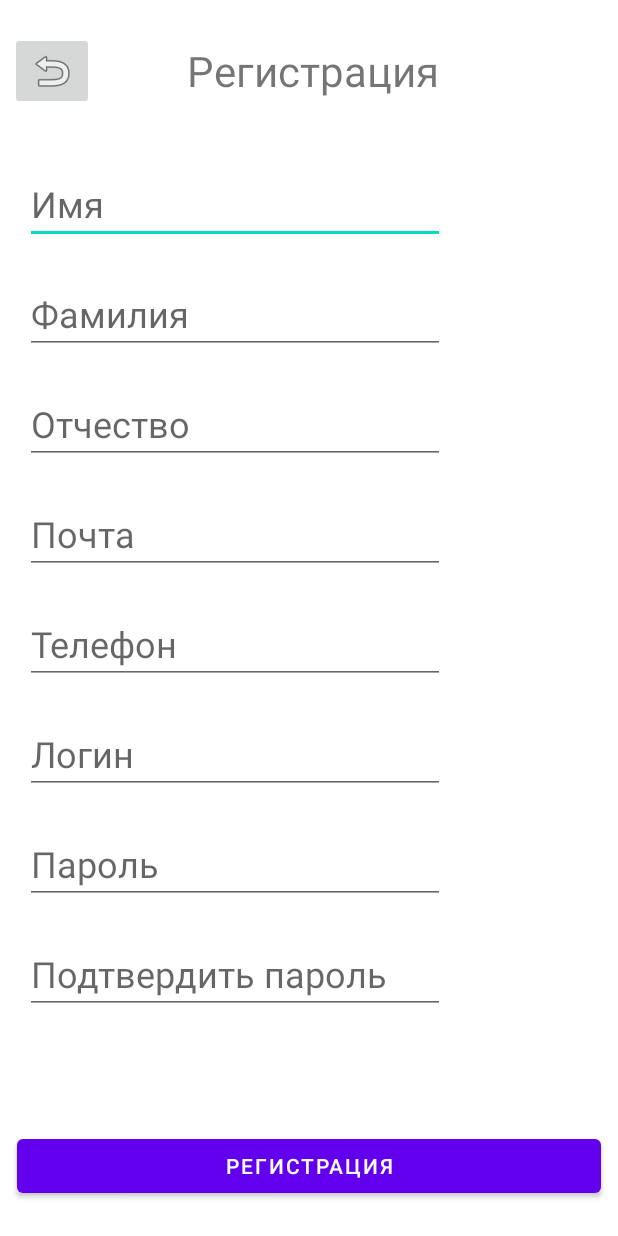
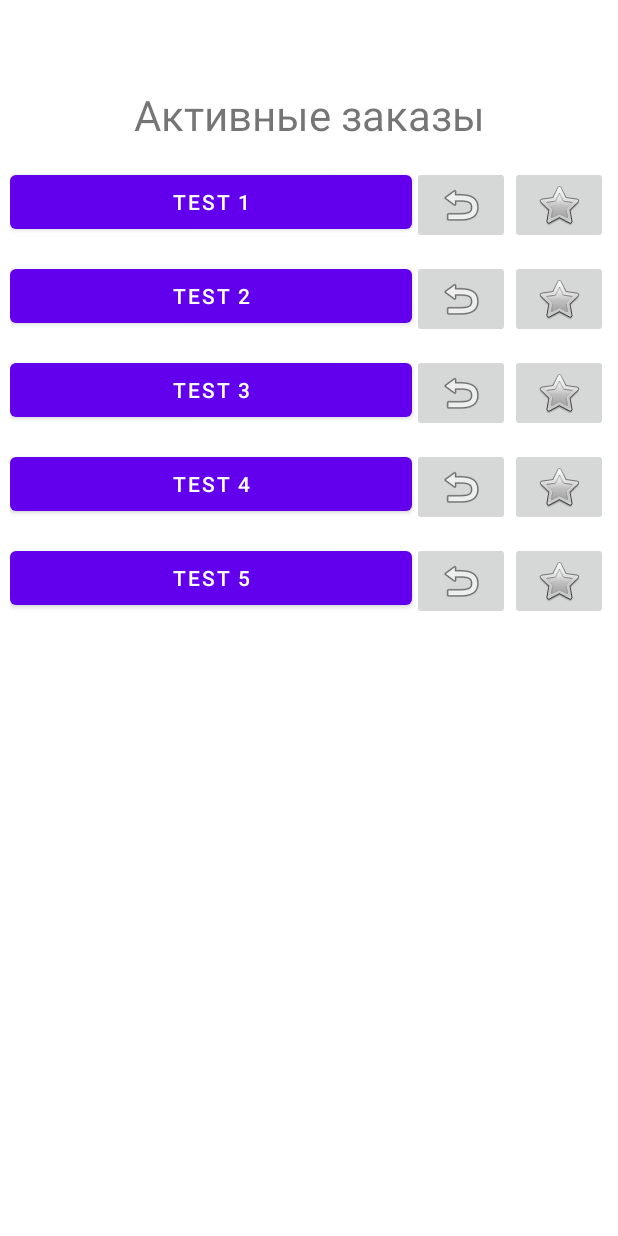
Before and after one commit to andrewBredihin/OrderManagementSystem, an Android app: the screen it shows after launch (LoginActivity before the commit, ActiveOrdersActivity after it), on a phone screen of 412 x 824 dp. Run offline under Robolectric (Android 15) with nearby library versions, the phone set to English and light mode, and no system bars; our stand-ins replace Room's generated code.

Commit message:
Добавил страницу активных заказов с адаптером

```diff
--- a/app/src/main/AndroidManifest.xml
+++ b/app/src/main/AndroidManifest.xml
@@ -10,7 +10,7 @@
         android:supportsRtl="true"
         android:theme="@style/Theme.OrderManagementSystem">
         <activity
-            android:name=".activity.LoginActivity"
+            android:name=".activity.ActiveOrdersActivity"
             android:exported="true"
             android:label="@string/app_name"
             android:theme="@style/Theme.OrderManagementSystem.NoActionBar">
--- a/app/src/main/java/com/bav/ordermanagementsystem/activity/LoginActivity.java
+++ b/app/src/main/java/com/bav/ordermanagementsystem/activity/ActiveOrdersActivity.java
@@ -6,11 +6,11 @@ import androidx.appcompat.app.AppCompatActivity;
 
 import com.bav.ordermanagementsystem.R;
 
-public class LoginActivity extends AppCompatActivity {
+public class ActiveOrdersActivity extends AppCompatActivity {
 
     @Override
     protected void onCreate(Bundle savedInstanceState) {
         super.onCreate(savedInstanceState);
-        setContentView(R.layout.registration_activity);
+        setContentView(R.layout.activity_active_orders);
     }
 }
--- /dev/null
+++ b/app/src/main/java/com/bav/ordermanagementsystem/adapter/ActiveOrdersAdapter.java
@@ -0,0 +1,44 @@
+package com.bav.ordermanagementsystem.adapter;
+
+import android.content.Context;
+import android.view.LayoutInflater;
+import android.view.View;
+import android.view.ViewGroup;
+
+import androidx.annotation.NonNull;
+import androidx.recyclerview.widget.RecyclerView;
+
+import com.bav.ordermanagementsystem.entity.Order;
+import com.bav.ordermanagementsystem.entity.OrderItem;
+
+import java.util.List;
+
+public class ActiveOrdersAdapter extends RecyclerView.Adapter<ActiveOrdersViewHolder> {
+
+    private final LayoutInflater inflater;
+    private final List<Order> items;
+    private final int layout;
+
+    public ActiveOrdersAdapter(Context context, List<Order> items, int layout){
+        this.inflater = LayoutInflater.from(context);
+        this.items = items;
+        this.layout = layout;
+    }
+
+    @NonNull
+    @Override
+    public ActiveOrdersViewHolder onCreateViewHolder(@NonNull ViewGroup parent, int viewType) {
+        View view = inflater.inflate(layout, parent, false);
+        return new ActiveOrdersViewHolder(view);
+    }
+
+    @Override
+    public void onBindViewHolder(ActiveOrdersViewHolder holder, int position) {
+        holder.setOrder(items.get(position));
+    }
+
+    @Override
+    public int getItemCount() {
+        return items.size();
+    }
+}
--- /dev/null
+++ b/app/src/main/java/com/bav/ordermanagementsystem/adapter/ActiveOrdersViewHolder.java
@@ -0,0 +1,27 @@
+package com.bav.ordermanagementsystem.adapter;
+
+import android.view.View;
+import android.widget.Button;
+import android.widget.ImageButton;
+
+import androidx.recyclerview.widget.RecyclerView;
+
+import com.bav.ordermanagementsystem.R;
+import com.bav.ordermanagementsystem.entity.Order;
+
+public class ActiveOrdersViewHolder extends RecyclerView.ViewHolder implements RecyclerViewHolderInterface{
+    final Button itemTitle;
+    final ImageButton backButton, completeButton;
+
+    public ActiveOrdersViewHolder(View view) {
+        super(view);
+        itemTitle = view.findViewById(R.id.activeOrdersOrderButton);
+        backButton = view.findViewById(R.id.activeOrdersOrderBack);
+        completeButton = view.findViewById(R.id.activeOrdersOrderComplete);
+    }
+
+    @Override
+    public void setOrder(Order item) {
+        itemTitle.setText(item.getTitle());
+    }
+}
--- /dev/null
+++ b/app/src/main/java/com/bav/ordermanagementsystem/adapter/RecyclerViewHolderInterface.java
@@ -0,0 +1,8 @@
+package com.bav.ordermanagementsystem.adapter;
+
+import com.bav.ordermanagementsystem.entity.Order;
+
+public interface RecyclerViewHolderInterface {
+
+    void setOrder(Order item);
+}
--- a/app/src/main/java/com/bav/ordermanagementsystem/entity/Order.java
+++ b/app/src/main/java/com/bav/ordermanagementsystem/entity/Order.java
@@ -41,6 +41,10 @@ public class Order {
 
 
     public Order(){}
+
+    public Order(String title){
+        this.title = title;
+    }
 
     public Long getId() {
         return id;
--- /dev/null
+++ b/app/src/main/java/com/bav/ordermanagementsystem/fragment/ActiveOrdersFragment.java
@@ -0,0 +1,66 @@
+package com.bav.ordermanagementsystem.fragment;
+
+import android.os.AsyncTask;
+import android.os.Bundle;
+import android.view.View;
+
+import androidx.annotation.NonNull;
+import androidx.annotation.Nullable;
+import androidx.fragment.app.Fragment;
+import androidx.recyclerview.widget.RecyclerView;
+
+import com.bav.ordermanagementsystem.R;
+import com.bav.ordermanagementsystem.adapter.ActiveOrdersAdapter;
+import com.bav.ordermanagementsystem.db.DatabaseClient;
+import com.bav.ordermanagementsystem.entity.Order;
+import com.bav.ordermanagementsystem.service.UserService;
+
+import java.util.ArrayList;
+import java.util.List;
+
+public class ActiveOrdersFragment extends Fragment {
+
+    private View view;
+
+    public ActiveOrdersFragment(){
+        super(R.layout.fragment_active_orders_main);
+    }
+
+    @Override
+    public void onViewCreated(@NonNull View view, @Nullable Bundle savedInstanceState) {
+        super.onViewCreated(view, savedInstanceState);
+        this.view = view;
+
+        //TEST
+        RecyclerView recyclerView = view.findViewById(R.id.activeOrdersList);
+        List<Order> orders = new ArrayList<>();
+        orders.add(new Order("Test 1"));
+        orders.add(new Order("Test 2"));
+        orders.add(new Order("Test 3"));
+        orders.add(new Order("Test 4"));
+        orders.add(new Order("Test 5"));
+        ActiveOrdersAdapter adapter = new ActiveOrdersAdapter(view.getContext(), orders, R.layout.fragment_active_orders_order);
+        recyclerView.setAdapter(adapter);
+        //TEST
+
+        /*GetOrdersTask task = new GetOrdersTask();
+        task.execute();*/
+    }
+
+    class GetOrdersTask extends AsyncTask<Void, Void, List<Order>> {
+
+        @Override
+        protected List<Order> doInBackground(Void... voids) {
+            Long employeeId = UserService.getInstance(getContext()).getUser().getId();
+            return DatabaseClient.getInstance(getContext()).getAppDatabase().orderDao().getByEmployeeIdAndStatusId(employeeId, 0l).getValue();
+        }
+
+        @Override
+        protected void onPostExecute(List<Order> orders) {
+            super.onPostExecute(orders);
+            RecyclerView recyclerView = view.findViewById(R.id.activeOrdersList);
+            ActiveOrdersAdapter adapter = new ActiveOrdersAdapter(view.getContext(), orders, R.layout.fragment_active_orders_order);
+            recyclerView.setAdapter(adapter);
+        }
+    }
+}
--- /dev/null
+++ b/app/src/main/java/com/bav/ordermanagementsystem/fragment/ActiveOrdersHeaderFragment.java
@@ -0,0 +1,12 @@
+package com.bav.ordermanagementsystem.fragment;
+
+import androidx.fragment.app.Fragment;
+
+import com.bav.ordermanagementsystem.R;
+
+public class ActiveOrdersHeaderFragment extends Fragment {
+
+    public ActiveOrdersHeaderFragment(){
+        super(R.layout.fragment_active_orders_header);
+    }
+}
--- a/app/src/main/java/com/bav/ordermanagementsystem/fragment/RegistrationFragment.java
+++ b/app/src/main/java/com/bav/ordermanagementsystem/fragment/RegistrationFragment.java
@@ -7,6 +7,6 @@ import com.bav.ordermanagementsystem.R;
 public class RegistrationFragment extends Fragment {
 
     public RegistrationFragment(){
-        super(R.layout.registration_fragment);
+        super(R.layout.fragment_registration);
     }
 }
--- a/app/src/main/java/com/bav/ordermanagementsystem/service/UserDetails.java
+++ b/app/src/main/java/com/bav/ordermanagementsystem/service/UserDetails.java
@@ -14,4 +14,6 @@ public interface UserDetails extends Serializable {
 
     String getRole();
 
+    Long getId();
+
 }
--- a/app/src/main/java/com/bav/ordermanagementsystem/service/UserService.java
+++ b/app/src/main/java/com/bav/ordermanagementsystem/service/UserService.java
@@ -9,6 +9,8 @@ public class UserService implements UserDetailsService {
     private Context mCtx;
     private static UserService mInstance;
     private DatabaseClient client;
+
+    private UserDetails user;
 
 
     private UserService(Context mCtx) {
@@ -47,4 +49,12 @@ public class UserService implements UserDetailsService {
         //Прописать взаимодействие с БД
         return false;
     }
+
+    public UserDetails getUser() {
+        return user;
+    }
+
+    public void setUser(UserDetails user) {
+        this.user = user;
+    }
 }
--- /dev/null
+++ b/app/src/main/res/layout/activity_active_orders.xml
@@ -0,0 +1,18 @@
+<?xml version="1.0" encoding="utf-8"?>
+<androidx.constraintlayout.widget.ConstraintLayout xmlns:android="http://schemas.android.com/apk/res/android"
+    xmlns:app="http://schemas.android.com/apk/res-auto"
+    android:layout_width="match_parent"
+    android:layout_height="match_parent">
+
+    <androidx.fragment.app.FragmentContainerView
+        android:id="@+id/fragment_container_view_active_orders"
+        android:layout_width="match_parent"
+        android:layout_height="match_parent"
+        app:layout_constraintBottom_toBottomOf="parent"
+        app:layout_constraintEnd_toEndOf="parent"
+        app:layout_constraintStart_toStartOf="parent"
+        app:layout_constraintTop_toTopOf="parent"
+        android:name="com.bav.ordermanagementsystem.fragment.ActiveOrdersFragment">
+
+    </androidx.fragment.app.FragmentContainerView>
+</androidx.constraintlayout.widget.ConstraintLayout>
--- /dev/null
+++ b/app/src/main/res/layout/fragment_active_orders_header.xml
@@ -0,0 +1,18 @@
+<?xml version="1.0" encoding="utf-8"?>
+<androidx.constraintlayout.widget.ConstraintLayout xmlns:android="http://schemas.android.com/apk/res/android"
+    xmlns:app="http://schemas.android.com/apk/res-auto"
+    android:layout_width="match_parent"
+    android:layout_height="wrap_content">
+
+    <TextView
+        android:id="@+id/textView4"
+        android:layout_width="wrap_content"
+        android:layout_height="wrap_content"
+        android:layout_margin="10dp"
+        android:text="@string/active_orders"
+        android:textSize="28sp"
+        app:layout_constraintBottom_toBottomOf="parent"
+        app:layout_constraintEnd_toEndOf="parent"
+        app:layout_constraintStart_toStartOf="parent"
+        app:layout_constraintTop_toTopOf="parent" />
+</androidx.constraintlayout.widget.ConstraintLayout>
--- /dev/null
+++ b/app/src/main/res/layout/fragment_active_orders_main.xml
@@ -0,0 +1,35 @@
+<?xml version="1.0" encoding="utf-8"?>
+<androidx.constraintlayout.widget.ConstraintLayout xmlns:android="http://schemas.android.com/apk/res/android"
+    xmlns:app="http://schemas.android.com/apk/res-auto"
+    xmlns:tools="http://schemas.android.com/tools"
+    android:layout_width="match_parent"
+    android:layout_height="match_parent">
+
+    <LinearLayout
+        android:layout_width="409dp"
+        android:layout_height="729dp"
+        android:orientation="vertical"
+        app:layout_constraintBottom_toBottomOf="parent"
+        app:layout_constraintEnd_toEndOf="parent"
+        app:layout_constraintStart_toStartOf="parent"
+        app:layout_constraintTop_toTopOf="parent">
+
+        <androidx.fragment.app.FragmentContainerView
+            android:id="@+id/fragment_container_view_active_orders_header"
+            android:name="com.bav.ordermanagementsystem.fragment.ActiveOrdersHeaderFragment"
+            android:layout_width="match_parent"
+            android:layout_height="wrap_content"
+            android:orientation="vertical"></androidx.fragment.app.FragmentContainerView>
+
+        <androidx.recyclerview.widget.RecyclerView
+            android:id="@+id/activeOrdersList"
+            android:layout_width="match_parent"
+            android:layout_height="match_parent"
+
+            app:layoutManager="androidx.recyclerview.widget.LinearLayoutManager">
+
+        </androidx.recyclerview.widget.RecyclerView>
+
+    </LinearLayout>
+
+</androidx.constraintlayout.widget.ConstraintLayout>
--- /dev/null
+++ b/app/src/main/res/layout/fragment_active_orders_order.xml
@@ -0,0 +1,45 @@
+<?xml version="1.0" encoding="utf-8"?>
+<androidx.constraintlayout.widget.ConstraintLayout xmlns:android="http://schemas.android.com/apk/res/android"
+    xmlns:app="http://schemas.android.com/apk/res-auto"
+    xmlns:tools="http://schemas.android.com/tools"
+    android:layout_width="match_parent"
+    android:layout_height="wrap_content"
+    android:layout_margin="5dp">
+
+    <LinearLayout
+        android:layout_width="match_parent"
+        android:layout_height="match_parent"
+        android:orientation="horizontal"
+        app:layout_constraintBottom_toBottomOf="parent"
+        app:layout_constraintEnd_toEndOf="parent"
+        app:layout_constraintStart_toStartOf="parent"
+        app:layout_constraintTop_toTopOf="parent">
+
+        <Button
+            android:id="@+id/activeOrdersOrderButton"
+            android:layout_width="wrap_content"
+            android:layout_height="wrap_content"
+            android:layout_weight="0.8"
+            android:paddingHorizontal="5dp"
+            tools:ignore="SpeakableTextPresentCheck" />
+
+        <ImageButton
+            android:id="@+id/activeOrdersOrderBack"
+            android:layout_width="wrap_content"
+            android:layout_height="wrap_content"
+            android:layout_weight="0.1"
+            android:paddingHorizontal="5dp"
+            app:srcCompat="@android:drawable/ic_menu_revert"
+            tools:ignore="SpeakableTextPresentCheck" />
+
+        <ImageButton
+            android:id="@+id/activeOrdersOrderComplete"
+            android:layout_width="wrap_content"
+            android:layout_height="wrap_content"
+            android:layout_weight="0.1"
+            android:paddingHorizontal="5dp"
+            app:srcCompat="@android:drawable/btn_star"
+            tools:ignore="SpeakableTextPresentCheck" />
+
+    </LinearLayout>
+</androidx.constraintlayout.widget.ConstraintLayout>
--- a/app/src/main/res/values/strings.xml
+++ b/app/src/main/res/values/strings.xml
@@ -21,6 +21,8 @@
     <string name="registration_password">Пароль</string>
     <string name="registration_confirm_password">Подтвердить пароль</string>
 
+    <string name="active_orders">Активные заказы</string>
+
     <string name="menu_home">Home</string>
     <string name="menu_gallery">Gallery</string>
     <string name="menu_slideshow">Slideshow</string>
```
Also changed, not shown: app/src/main/res/layout/activity_login.xml (renamed from app/src/main/res/layout/login_activity.xml), app/src/main/res/layout/activity_registration.xml (renamed from app/src/main/res/layout/registration_activity.xml), app/src/main/res/layout/fragment_registration.xml (renamed from app/src/main/res/layout/registration_fragment.xml).
